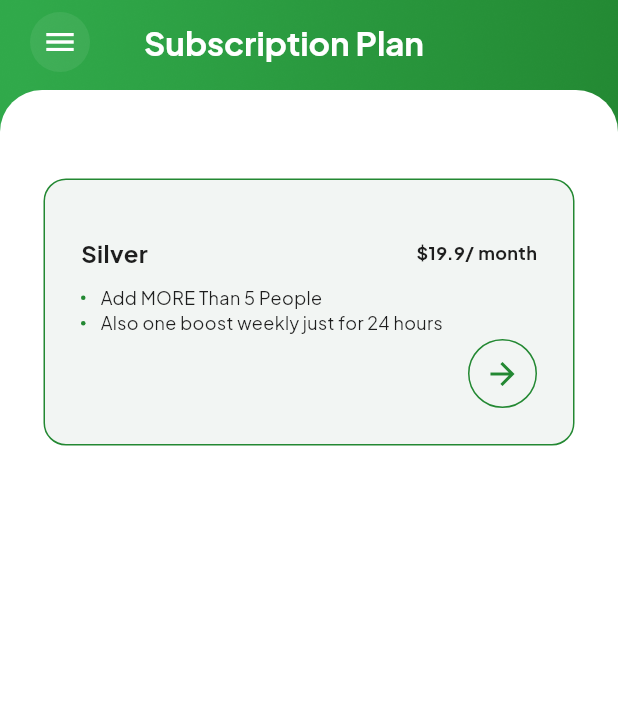
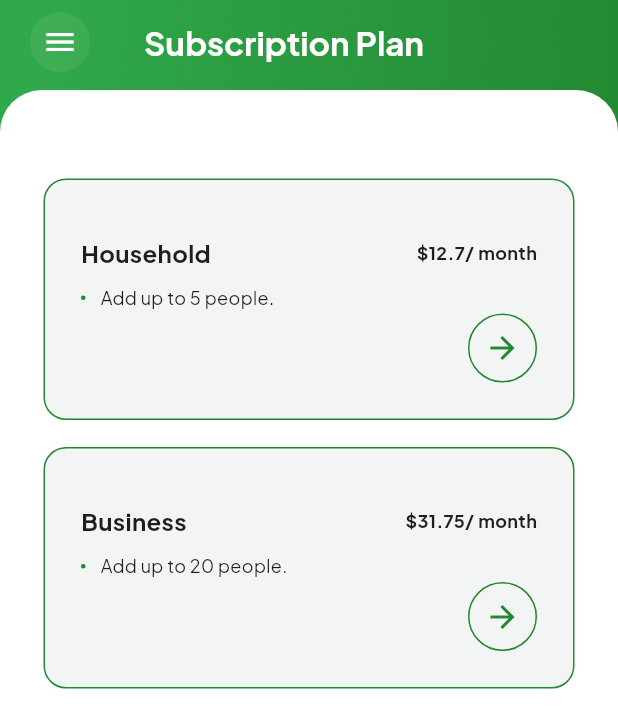
Before and after one commit to Techdotpvtltd/listiaapp, a Flutter app: the SubscriptionPlanScreen screen opened directly, on a phone screen of 412 x 824 dp. Shown: the top 728 px of the screen. Run offline on Flutter 3.47's test engine with Material 3 defaults, Android fonts, the phone set to English and light mode, and no system bars; our stand-ins replace cached_network_image, cloud_firestore, dropdown_button2, firebase_auth, firebase_core, firebase_storage and 10 more; accounts and stored records are empty; network calls fail.

Commit message:
Subscription plan revised

```diff
--- a/lib/screens/main/home_drawer.dart
+++ b/lib/screens/main/home_drawer.dart
@@ -59,7 +59,7 @@ class _HomeDrawerState extends State<HomeDrawer> {
         return const CompleteListScreen();
       case 2:
         return const ProfileScreen();
-      case 4:
+      case 3:
         return const SubscriptionPlanScreen(isShowMenu: true);
       default:
         return const HomeScreen();
--- a/lib/screens/main/subscription_plan_screen.dart
+++ b/lib/screens/main/subscription_plan_screen.dart
@@ -26,12 +26,20 @@ import '../../models/subscription_model.dart';
 final List<SubscriptionModel> subscriptions = [
   SubscriptionModel(
     id: "0",
-    title: "Silver",
+    title: "Household",
     contents: [
-      "Add MORE Than 5 People",
-      "Also one boost weekly just for 24 hours",
+      "Add up to 5 people.",
     ],
-    price: 19.9,
+    price: 12.7,
+    periodDuration: "month",
+  ),
+  SubscriptionModel(
+    id: "1",
+    title: "Business",
+    contents: [
+      "Add up to 20 people.",
+    ],
+    price: 31.75,
     periodDuration: "month",
   ),
 ];
```
